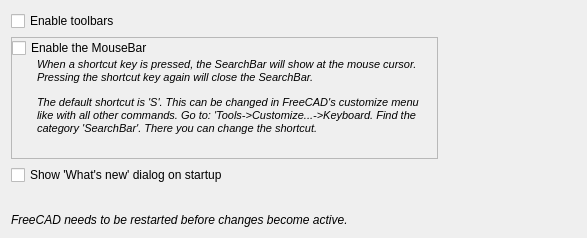
The window that Resources/ui/PreferencesUI_SearchBar.ui (APEbbers/SearchBar) describes before a commit, drawn with Qt 5; both pictures show x 0 to 587 and y 0 to 238 of the 1008 by 238 pixel window.
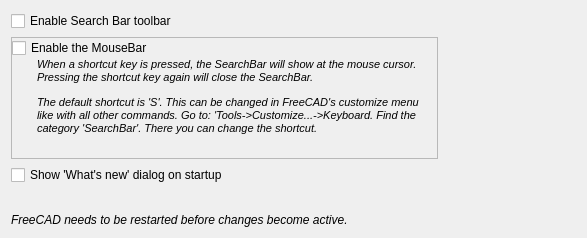
The same window after the commit. Icons and pictures are not drawn. Custom widgets are drawn as their Qt base class.

The edit to the form file:
```diff
--- a/Resources/ui/PreferencesUI_SearchBar.ui
+++ b/Resources/ui/PreferencesUI_SearchBar.ui
@@ -49,7 +49,7 @@
      <item row="0" column="0">
       <widget class="Gui::PrefCheckBox" name="EnableToolbar">
        <property name="text">
-        <string>Enable toolbars</string>
+        <string>Enable Search Bar toolbar</string>
        </property>
        <property name="prefEntry" stdset="0">
         <cstring>EnableToolbars</cstring>
@@ -60,7 +60,7 @@
       </widget>
      </item>
      <item row="1" column="0">
-      <widget class="QFrame" name="">
+      <widget class="QFrame" name="frame">
        <property name="frameShape">
         <enum>QFrame::Shape::StyledPanel</enum>
        </property>
```
